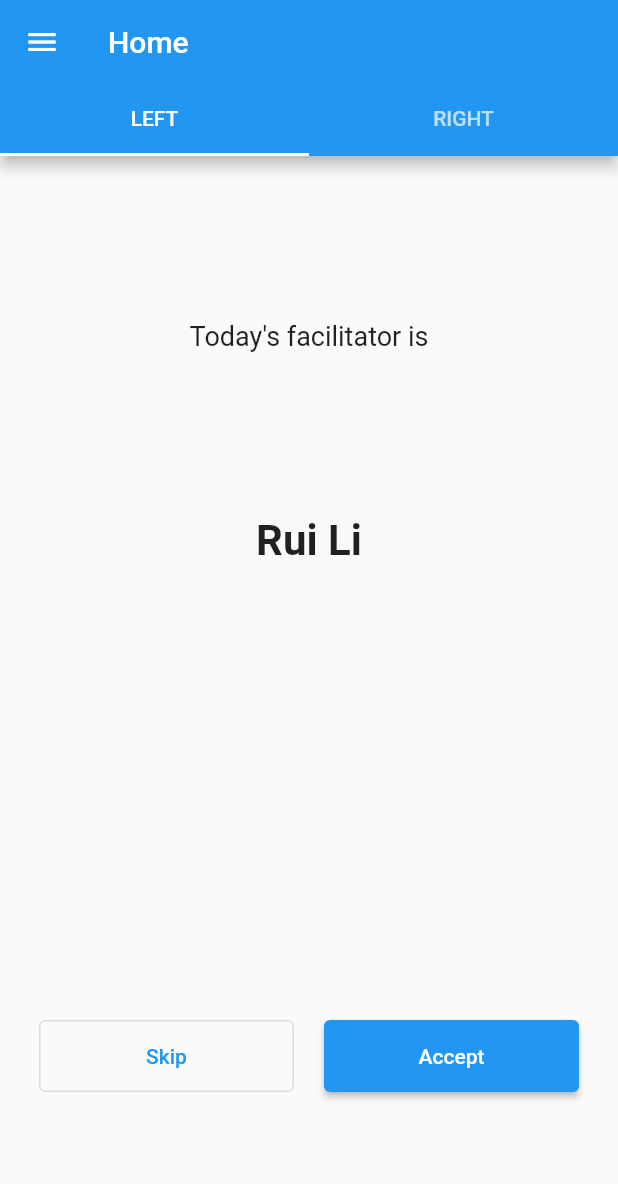
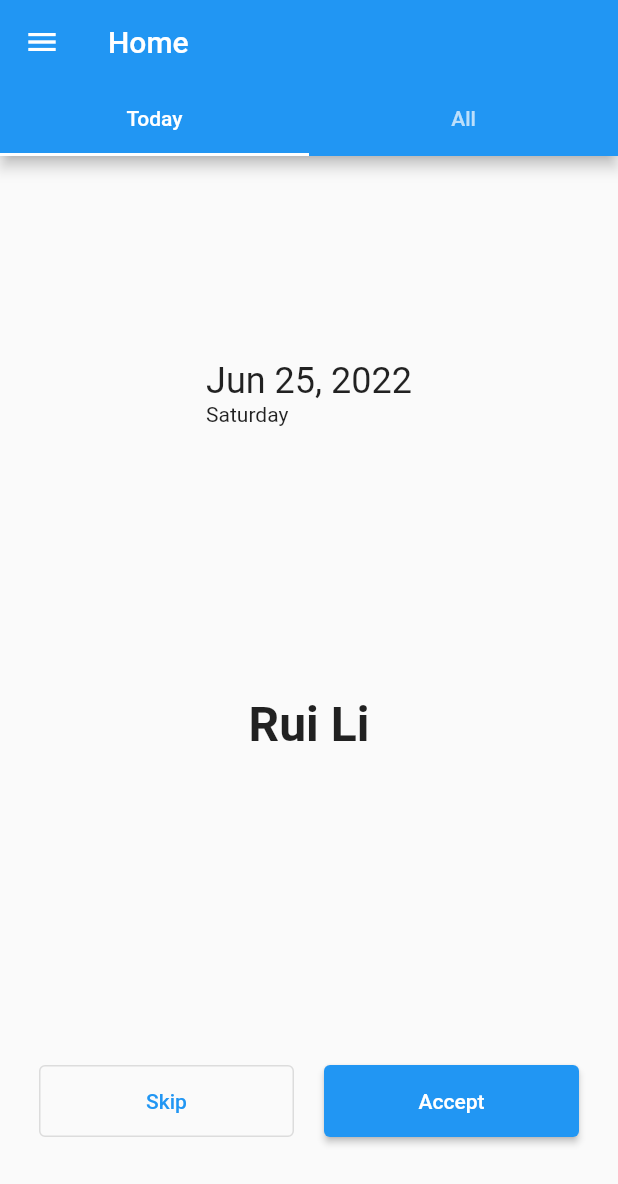
Before and after one commit to reeli/roster, a Flutter app: the screen it shows after launch, on a phone screen of 412 x 824 dp. Shown: the top 1184 px of the screen. Run offline on Flutter 3.47's test engine with Material 2 defaults, Android fonts, the phone set to English and light mode, and no system bars.

Commit message:
update home page

```diff
--- a/lib/main.dart
+++ b/lib/main.dart
@@ -1,4 +1,5 @@
 import 'package:flutter/material.dart';
+import 'package:intl/date_symbol_data_local.dart';
 import 'package:roster/view/HomeView.dart';
 
 void main() {
@@ -10,6 +11,7 @@ class App extends StatelessWidget {
 
   @override
   Widget build(BuildContext context) {
+    initializeDateFormatting("en_US", "");
     return const MaterialApp(title: "hello", home: HomePage());
   }
 }
--- a/lib/view/HomeView.dart
+++ b/lib/view/HomeView.dart
@@ -1,4 +1,7 @@
 import 'package:flutter/material.dart';
+import 'package:intl/intl.dart';
+
+import 'RosterView.dart';
 
 class HomePage extends StatefulWidget {
   const HomePage({Key? key}) : super(key: key);
@@ -10,9 +13,11 @@ class HomePage extends StatefulWidget {
 class _HomePageState extends State<HomePage>
     with SingleTickerProviderStateMixin {
   bool _visible = true;
+
+  final List<String> list = ["A", "B", "C"];
   static const List<Tab> myTabs = <Tab>[
-    Tab(text: 'LEFT'),
-    Tab(text: 'RIGHT'),
+    Tab(text: 'Today'),
+    Tab(text: 'All'),
   ];
 
   late TabController _tabController;
@@ -31,6 +36,10 @@ class _HomePageState extends State<HomePage>
 
   @override
   Widget build(BuildContext context) {
+    var now = DateTime.now();
+    var today = DateFormat.yMMMd("en_US").format(now);
+    var weekDay = DateFormat("EEEE").format(now);
+
     return Scaffold(
         appBar: AppBar(
           title: const Text("Home"),
@@ -66,20 +75,29 @@ class _HomePageState extends State<HomePage>
           controller: _tabController,
           children: [
             Flex(direction: Axis.vertical, children: [
-              const Expanded(
-                flex: 1,
-                child: Center(
-                  child: Text(
-                    "Today's facilitator is",
-                    style: TextStyle(fontSize: 18),
-                  ),
-                ),
-              ),
-              const Expanded(
+              Expanded(
                   flex: 1,
-                  child: Text("Rui Li",
-                      style: TextStyle(
-                          fontSize: 28, fontWeight: FontWeight.bold))),
+                  child: Column(
+                    crossAxisAlignment: CrossAxisAlignment.start,
+                    children: [
+                      Spacer(),
+                      Text(
+                        today,
+                        style: TextStyle(fontSize: 24),
+                      ),
+                      Text(weekDay),
+                    ],
+                  )),
+              Spacer(),
+              Expanded(
+                  flex: 1,
+                  child: Column(children: const [
+                    // Text("Stand up facilitator",
+                    //     style: TextStyle(fontSize: 18)),
+                    Text("Rui Li",
+                        style: TextStyle(
+                            fontSize: 32, fontWeight: FontWeight.bold)),
+                  ])),
               Expanded(
                 flex: 1,
                 child: Container(
@@ -130,7 +148,7 @@ class _HomePageState extends State<HomePage>
                         ))),
               )
             ]),
-            const Text("hello world")
+            RosterView()
           ],
         ));
   }
--- a/pubspec.yaml
+++ b/pubspec.yaml
@@ -36,6 +36,7 @@ dependencies:
   cupertino_icons: ^1.0.2
   bloc: ^8.0.3
   dio: ^4.0.6
+  intl: ^0.17.0
 
 dev_dependencies:
   flutter_test:
```
Also changed, not shown: lib/view/RosterView.dart (added, +37 -0 lines), pubspec.lock.
